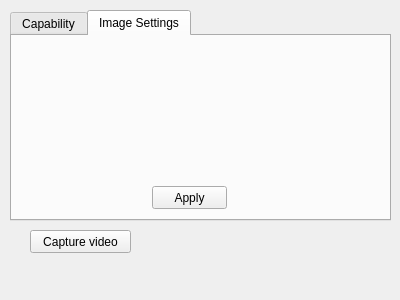
abibas/webcamCaptureNewDesign, file test_app/cameraform.ui: the form before one commit.
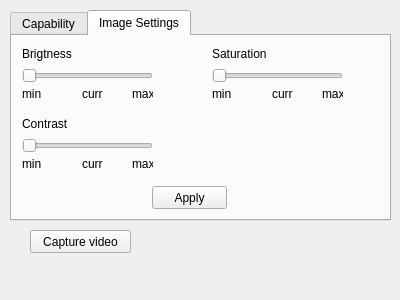
The form after the commit. The open tabs and pages were chosen to show the change.

Commit message: Added: GetVideoPropertyRange values and displying then into camera form

```diff
--- a/test_app/cameraform.ui
+++ b/test_app/cameraform.ui
@@ -158,6 +158,201 @@
       <string>Apply</string>
      </property>
     </widget>
+    <widget class="QSlider" name="brigtnessSlider">
+     <property name="geometry">
+      <rect>
+       <x>10</x>
+       <y>30</y>
+       <width>131</width>
+       <height>19</height>
+      </rect>
+     </property>
+     <property name="orientation">
+      <enum>Qt::Horizontal</enum>
+     </property>
+    </widget>
+    <widget class="QLabel" name="maxBrightnessLabel">
+     <property name="geometry">
+      <rect>
+       <x>120</x>
+       <y>50</y>
+       <width>21</width>
+       <height>16</height>
+      </rect>
+     </property>
+     <property name="text">
+      <string>max</string>
+     </property>
+    </widget>
+    <widget class="QLabel" name="minBrightnessLabel">
+     <property name="geometry">
+      <rect>
+       <x>10</x>
+       <y>50</y>
+       <width>51</width>
+       <height>16</height>
+      </rect>
+     </property>
+     <property name="text">
+      <string>min</string>
+     </property>
+    </widget>
+    <widget class="QLabel" name="brigtnessLabel">
+     <property name="geometry">
+      <rect>
+       <x>10</x>
+       <y>10</y>
+       <width>51</width>
+       <height>16</height>
+      </rect>
+     </property>
+     <property name="text">
+      <string>Brigtness</string>
+     </property>
+    </widget>
+    <widget class="QSlider" name="contrastSlider">
+     <property name="geometry">
+      <rect>
+       <x>10</x>
+       <y>100</y>
+       <width>131</width>
+       <height>19</height>
+      </rect>
+     </property>
+     <property name="orientation">
+      <enum>Qt::Horizontal</enum>
+     </property>
+    </widget>
+    <widget class="QLabel" name="maxContrastLabel">
+     <property name="geometry">
+      <rect>
+       <x>120</x>
+       <y>120</y>
+       <width>21</width>
+       <height>16</height>
+      </rect>
+     </property>
+     <property name="text">
+      <string>max</string>
+     </property>
+    </widget>
+    <widget class="QLabel" name="minContrastLabel">
+     <property name="geometry">
+      <rect>
+       <x>10</x>
+       <y>120</y>
+       <width>51</width>
+       <height>16</height>
+      </rect>
+     </property>
+     <property name="text">
+      <string>min</string>
+     </property>
+    </widget>
+    <widget class="QLabel" name="contrastLabel">
+     <property name="geometry">
+      <rect>
+       <x>10</x>
+       <y>80</y>
+       <width>51</width>
+       <height>16</height>
+      </rect>
+     </property>
+     <property name="text">
+      <string>Contrast</string>
+     </property>
+    </widget>
+    <widget class="QSlider" name="saturationSlider">
+     <property name="geometry">
+      <rect>
+       <x>200</x>
+       <y>30</y>
+       <width>131</width>
+       <height>19</height>
+      </rect>
+     </property>
+     <property name="orientation">
+      <enum>Qt::Horizontal</enum>
+     </property>
+    </widget>
+    <widget class="QLabel" name="maxSaturationLabel">
+     <property name="geometry">
+      <rect>
+       <x>310</x>
+       <y>50</y>
+       <width>21</width>
+       <height>16</height>
+      </rect>
+     </property>
+     <property name="text">
+      <string>max</string>
+     </property>
+    </widget>
+    <widget class="QLabel" name="minSaturationLabel">
+     <property name="geometry">
+      <rect>
+       <x>200</x>
+       <y>50</y>
+       <width>51</width>
+       <height>16</height>
+      </rect>
+     </property>
+     <property name="text">
+      <string>min</string>
+     </property>
+    </widget>
+    <widget class="QLabel" name="saturationLabel">
+     <property name="geometry">
+      <rect>
+       <x>200</x>
+       <y>10</y>
+       <width>61</width>
+       <height>16</height>
+      </rect>
+     </property>
+     <property name="text">
+      <string>Saturation</string>
+     </property>
+    </widget>
+    <widget class="QLabel" name="currentBrightnessLabel">
+     <property name="geometry">
+      <rect>
+       <x>70</x>
+       <y>50</y>
+       <width>31</width>
+       <height>16</height>
+      </rect>
+     </property>
+     <property name="text">
+      <string>curr</string>
+     </property>
+    </widget>
+    <widget class="QLabel" name="currentSaturationLabel">
+     <property name="geometry">
+      <rect>
+       <x>260</x>
+       <y>50</y>
+       <width>31</width>
+       <height>16</height>
+      </rect>
+     </property>
+     <property name="text">
+      <string>curr</string>
+     </property>
+    </widget>
+    <widget class="QLabel" name="currentContrastLabel">
+     <property name="geometry">
+      <rect>
+       <x>70</x>
+       <y>120</y>
+       <width>31</width>
+       <height>16</height>
+      </rect>
+     </property>
+     <property name="text">
+      <string>curr</string>
+     </property>
+    </widget>
    </widget>
   </widget>
  </widget>
```
Left out of the diff: 6 changed lines with no effect on the pictures. The commit also changes 5 other files.
